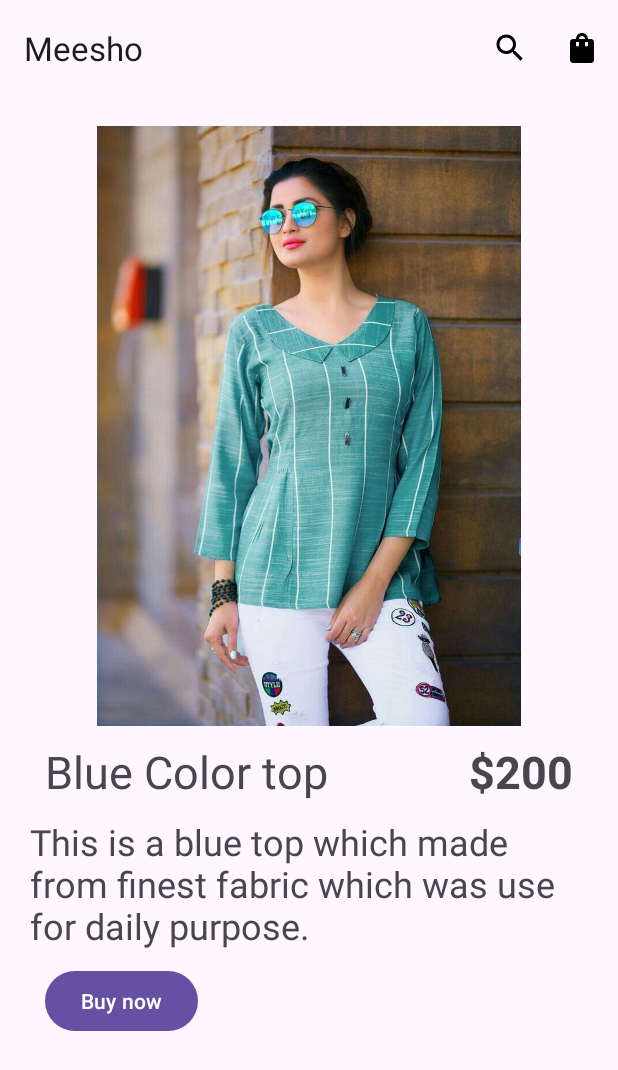
After one commit to gaurav1001/Meesho, an Android app: the DetailsScreen screen opened through its navigation route, on a phone screen of 412 x 824 dp. The commit adds this screen. Shown: the top 1070 px of the screen. Run offline under Robolectric (Android 15) with nearby library versions, the phone set to English and light mode, and no system bars.

Commit message:
Add display page &  recycler view list

```diff
--- /dev/null
+++ b/app/src/main/java/com/example/meesho/DetailsScreen.kt
@@ -0,0 +1,20 @@
+package com.example.meesho
+
+import android.os.Bundle
+import androidx.fragment.app.Fragment
+import android.view.LayoutInflater
+import android.view.View
+import android.view.ViewGroup
+import com.example.meesho.databinding.FragmentDetailsScreenBinding
+
+class DetailsScreen : Fragment() {
+    private lateinit var binding:FragmentDetailsScreenBinding
+    override fun onCreateView(
+        inflater: LayoutInflater,
+        container: ViewGroup?,
+        savedInstanceState: Bundle?
+    ): View {
+        binding = FragmentDetailsScreenBinding.inflate(inflater, container, false)
+        return binding.root
+    }
+}
--- /dev/null
+++ b/app/src/main/java/com/example/meesho/HomeScreen.kt
@@ -0,0 +1,53 @@
+package com.example.meesho
+
+import android.os.Bundle
+import android.util.Log
+import androidx.fragment.app.Fragment
+import android.view.LayoutInflater
+import android.view.SoundEffectConstants.CLICK
+import android.view.View
+import android.view.ViewGroup
+import android.widget.Toast
+import androidx.navigation.fragment.findNavController
+import androidx.recyclerview.widget.LinearLayoutManager
+import com.example.meesho.databinding.FragmentHomeScreenBinding
+
+class HomeScreen : Fragment(),ProductAdapter.OnProductClickListener {
+    private lateinit var binding: FragmentHomeScreenBinding
+    override fun onCreateView(
+        inflater: LayoutInflater,
+        container: ViewGroup?,
+        savedInstanceState: Bundle?
+    ): View {
+        binding = FragmentHomeScreenBinding.inflate(inflater, container, false)
+        return binding.root
+    }
+
+    override fun onViewCreated(view: View, savedInstanceState: Bundle?) {
+       val myList = listOf<Product>(
+           Product(1,"Product 1",200.00),
+           Product(2,"Product 2",300.00),
+           Product(3,"Product 3",500.00),
+           Product(4,"Product 4",800.00)
+       )
+       val horizontalLayout = LinearLayoutManager(
+           requireContext(),LinearLayoutManager.HORIZONTAL,false
+           )
+
+        val adapter = ProductAdapter(myList,requireContext(),this)
+
+      // val productAdapter = ProductAdapter(myList, requireContext())
+
+       binding.recyclerView.adapter = adapter
+       binding.recyclerView.layoutManager = horizontalLayout
+
+    }
+
+    companion object{
+        const val click = "CLICK"
+    }
+
+    override fun onItemClick(product: Product) {
+      findNavController().navigate(R.id.action_homeScreen_to_detailsScreen)
+    }
+}
--- a/app/src/main/java/com/example/meesho/MainActivity.kt
+++ b/app/src/main/java/com/example/meesho/MainActivity.kt
@@ -2,10 +2,43 @@ package com.example.meesho
 
 import androidx.appcompat.app.AppCompatActivity
 import android.os.Bundle
+import android.util.Log
+import android.view.LayoutInflater
+import android.view.Menu
+import android.view.MenuInflater
+import android.view.MenuItem
+import androidx.appcompat.widget.Toolbar
+import com.example.meesho.databinding.ActivityMainBinding
 
 class MainActivity : AppCompatActivity() {
+    private lateinit var binding:ActivityMainBinding
     override fun onCreate(savedInstanceState: Bundle?) {
         super.onCreate(savedInstanceState)
-        setContentView(R.layout.activity_main)
+        binding = ActivityMainBinding.inflate(LayoutInflater.from(this))
+        setContentView(binding.root)
+        setSupportActionBar(binding.myToolbar)
+
+    }
+
+    override fun onCreateOptionsMenu(menu: Menu?): Boolean {
+        val inflater: MenuInflater = menuInflater
+        inflater.inflate(R.menu.menu,menu)
+        return true
+    }
+    override fun onOptionsItemSelected(item: MenuItem): Boolean {
+      return  when(item.itemId){
+            R.id.search -> {
+                Log.d("MENU","Search")
+                true
+            }
+            R.id.cart -> {
+                Log.d("MENU","Cart")
+                true
+            }
+
+          else -> {
+              super.onOptionsItemSelected(item)
+          }
+       }
     }
 }
--- /dev/null
+++ b/app/src/main/java/com/example/meesho/Product.kt
@@ -0,0 +1,7 @@
+package com.example.meesho
+
+data class Product(
+    val id:Int,
+    val title:String,
+    val price:Double
+)
--- /dev/null
+++ b/app/src/main/java/com/example/meesho/ProductAdapter.kt
@@ -0,0 +1,58 @@
+package com.example.meesho
+
+import android.content.Context
+import android.view.LayoutInflater
+import android.view.View
+import android.view.ViewGroup
+import android.widget.ImageView
+import android.widget.TextView
+import androidx.recyclerview.widget.RecyclerView
+
+
+class ProductAdapter(val dataset:List<Product>,private val context:Context,private val onProductClickListener:OnProductClickListener) : RecyclerView.Adapter<ProductAdapter.RecView>() {
+    interface OnProductClickListener {
+        fun onItemClick(product: Product)
+    }
+
+   inner class RecView(private val itemView: View) : RecyclerView.ViewHolder(itemView),View.OnClickListener{
+      val productImg = itemView.findViewById<ImageView>(R.id.productImg)
+      val productTitle = itemView.findViewById<TextView>(R.id.title)
+      val productPrice = itemView.findViewById<TextView>(R.id.price)
+
+        init {
+            itemView.setOnClickListener(this)
+        }
+
+        override fun onClick(v: View?) {
+            val position = adapterPosition
+            if (position != RecyclerView.NO_POSITION) {
+                val product = dataset[position]
+                onProductClickListener.onItemClick(product)
+            }
+        }
+    }
+
+
+
+
+    override fun onCreateViewHolder(parent: ViewGroup, viewType: Int): RecView {
+        val view = LayoutInflater.from(context).inflate(R.layout.product_item,parent,false)
+        return RecView(view)
+    }
+
+    override fun getItemCount(): Int {
+       return dataset.size
+    }
+
+    override fun onBindViewHolder(holder: RecView, position: Int) {
+        val currentItem = dataset[position]
+        holder.apply {
+            productImg.setImageResource(R.drawable.top1)
+            productTitle.text = currentItem.title
+            productPrice.text =  "$" + currentItem.price.toString()
+
+        }
+
+    }
+
+}
--- /dev/null
+++ b/app/src/main/res/drawable/baseline_search_24.xml
@@ -0,0 +1,5 @@
+<vector android:height="24dp" android:tint="#000000"
+    android:viewportHeight="24" android:viewportWidth="24"
+    android:width="24dp" xmlns:android="http://schemas.android.com/apk/res/android">
+    <path android:fillColor="@android:color/white" android:pathData="M15.5,14h-0.79l-0.28,-0.27C15.41,12.59 16,11.11 16,9.5 16,5.91 13.09,3 9.5,3S3,5.91 3,9.5 5.91,16 9.5,16c1.61,0 3.09,-0.59 4.23,-1.57l0.27,0.28v0.79l5,4.99L20.49,19l-4.99,-5zM9.5,14C7.01,14 5,11.99 5,9.5S7.01,5 9.5,5 14,7.01 14,9.5 11.99,14 9.5,14z"/>
+</vector>
--- /dev/null
+++ b/app/src/main/res/drawable/baseline_shopping_bag_24.xml
@@ -0,0 +1,5 @@
+<vector android:height="24dp" android:tint="#000000"
+    android:viewportHeight="24" android:viewportWidth="24"
+    android:width="24dp" xmlns:android="http://schemas.android.com/apk/res/android">
+    <path android:fillColor="@android:color/white" android:pathData="M18,6h-2c0,-2.21 -1.79,-4 -4,-4S8,3.79 8,6H6C4.9,6 4,6.9 4,8v12c0,1.1 0.9,2 2,2h12c1.1,0 2,-0.9 2,-2V8C20,6.9 19.1,6 18,6zM10,10c0,0.55 -0.45,1 -1,1s-1,-0.45 -1,-1V8h2V10zM12,4c1.1,0 2,0.9 2,2h-4C10,4.9 10.9,4 12,4zM16,10c0,0.55 -0.45,1 -1,1s-1,-0.45 -1,-1V8h2V10z"/>
+</vector>
--- a/app/src/main/res/layout/activity_main.xml
+++ b/app/src/main/res/layout/activity_main.xml
@@ -6,13 +6,28 @@
     android:layout_height="match_parent"
     tools:context=".MainActivity">
 
-    <TextView
-        android:layout_width="wrap_content"
+    <androidx.appcompat.widget.Toolbar
+        android:id="@+id/my_toolbar"
+        android:layout_width="match_parent"
         android:layout_height="wrap_content"
-        android:text="Hello World!"
+        app:layout_constraintTop_toTopOf="parent"
+        app:layout_constraintStart_toStartOf="parent"
+        app:layout_constraintEnd_toEndOf="parent"
+        app:layout_constraintBottom_toTopOf="@id/nav_host_fragment"
+        />
+
+    <androidx.fragment.app.FragmentContainerView
+        android:id="@+id/nav_host_fragment"
+        android:name="androidx.navigation.fragment.NavHostFragment"
+        android:layout_width="0dp"
+        android:layout_height="0dp"
+        app:layout_constraintTop_toBottomOf="@id/my_toolbar"
+        app:layout_constraintRight_toRightOf="parent"
         app:layout_constraintBottom_toBottomOf="parent"
+        app:layout_constraintStart_toStartOf="parent"
         app:layout_constraintEnd_toEndOf="parent"
-        app:layout_constraintStart_toStartOf="parent"
-        app:layout_constraintTop_toTopOf="parent" />
+
+        app:defaultNavHost="true"
+        app:navGraph="@navigation/nav_graph" />
 
 </androidx.constraintlayout.widget.ConstraintLayout>
--- /dev/null
+++ b/app/src/main/res/layout/fragment_details_screen.xml
@@ -0,0 +1,60 @@
+<?xml version="1.0" encoding="utf-8"?>
+<androidx.appcompat.widget.LinearLayoutCompat xmlns:android="http://schemas.android.com/apk/res/android"
+    xmlns:app="http://schemas.android.com/apk/res-auto"
+    xmlns:tools="http://schemas.android.com/tools"
+    android:layout_width="match_parent"
+    android:layout_height="match_parent"
+    android:orientation="vertical"
+    android:layout_margin="20dp"
+    tools:context=".DetailsScreen">
+
+    <androidx.appcompat.widget.AppCompatImageView
+        android:id="@+id/productImg"
+        android:layout_width="match_parent"
+        android:layout_height="400dp"
+        android:src="@drawable/top1"
+        />
+
+    <LinearLayout
+        android:layout_width="match_parent"
+        android:layout_height="wrap_content"
+        android:orientation="horizontal"
+        android:layout_margin="10dp">
+
+        <TextView
+            android:id="@+id/title"
+            android:layout_width="wrap_content"
+            android:layout_height="wrap_content"
+            android:text="Blue Color top"
+            android:textSize="30sp"
+            android:layout_weight="2"
+            />
+        <TextView
+            android:id="@+id/price"
+            android:layout_width="wrap_content"
+            android:layout_height="wrap_content"
+            android:text="$200"
+            android:textSize="30sp"
+            android:textStyle="bold"
+            />
+
+    </LinearLayout>
+
+    <TextView
+        android:id="@+id/description"
+        android:layout_width="match_parent"
+        android:layout_height="wrap_content"
+        android:text="This is a blue top which made from finest fabric which was use for daily purpose. "
+        android:textSize="24sp"
+        />
+
+    <Button
+        android:id="@+id/button"
+        android:layout_width="wrap_content"
+        android:layout_height="wrap_content"
+        android:text="Buy now"
+        android:layout_margin="10dp"
+        />
+
+
+</androidx.appcompat.widget.LinearLayoutCompat>
--- /dev/null
+++ b/app/src/main/res/menu/menu.xml
@@ -0,0 +1,20 @@
+<?xml version="1.0" encoding="utf-8"?>
+<menu xmlns:android="http://schemas.android.com/apk/res/android"
+    xmlns:app="http://schemas.android.com/apk/res-auto">
+
+    <!-- this for Search -->
+    <item
+        android:id="@+id/search"
+        android:icon="@drawable/baseline_search_24"
+        app:showAsAction="ifRoom"
+        android:title="Search"
+        />
+
+    <!-- this for cart -->
+    <item
+        android:id="@+id/cart"
+        android:icon="@drawable/baseline_shopping_bag_24"
+        app:showAsAction="ifRoom"
+        android:title="Bag" />
+
+</menu>
--- /dev/null
+++ b/app/src/main/res/navigation/nav_graph.xml
@@ -0,0 +1,22 @@
+<?xml version="1.0" encoding="utf-8"?>
+<navigation xmlns:android="http://schemas.android.com/apk/res/android"
+    xmlns:app="http://schemas.android.com/apk/res-auto"
+    xmlns:tools="http://schemas.android.com/tools"
+    android:id="@+id/nav_graph.xml"
+    app:startDestination="@id/homeScreen">
+
+    <fragment
+        android:id="@+id/homeScreen"
+        android:name="com.example.meesho.HomeScreen"
+        android:label="fragment_home_screen"
+        tools:layout="@layout/fragment_home_screen" >
+        <action
+            android:id="@+id/action_homeScreen_to_detailsScreen"
+            app:destination="@id/detailsScreen" />
+    </fragment>
+    <fragment
+        android:id="@+id/detailsScreen"
+        android:name="com.example.meesho.DetailsScreen"
+        android:label="fragment_details_screen"
+        tools:layout="@layout/fragment_details_screen" />
+</navigation>
--- a/app/src/main/res/values/strings.xml
+++ b/app/src/main/res/values/strings.xml
@@ -1,3 +1,5 @@
 <resources>
     <string name="app_name">Meesho</string>
+    <!-- TODO: Remove or change this placeholder text -->
+    <string name="hello_blank_fragment">Hello blank fragment</string>
 </resources>
```
Also changed, not shown: app/build.gradle (+18 -0 lines), app/src/main/res/layout/fragment_home_screen.xml (added, +26 -0 lines), app/src/main/res/layout/product_item.xml (added, +37 -0 lines), app/src/main/res/drawable/top1.jpg (added), app/src/main/res/drawable/top2.jpeg (added), 1 other file.
